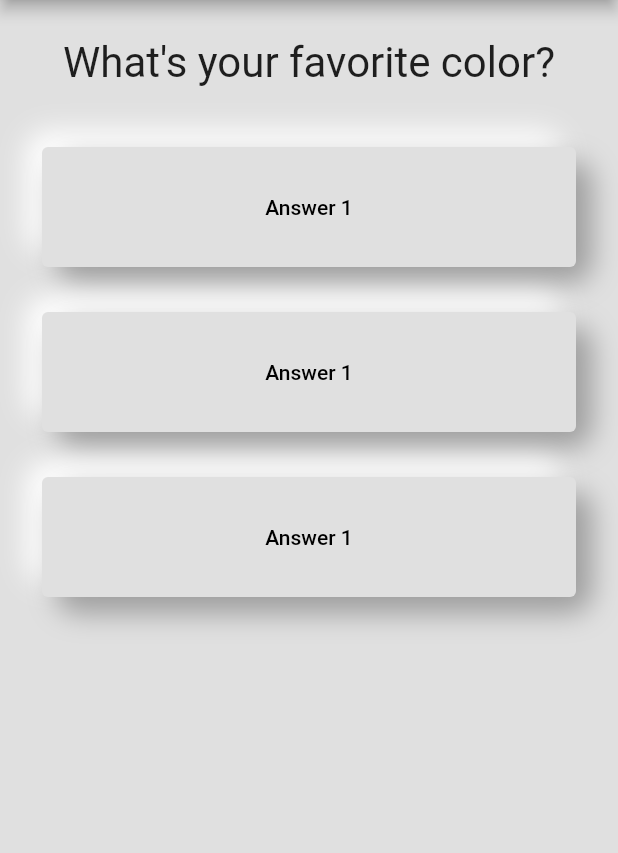
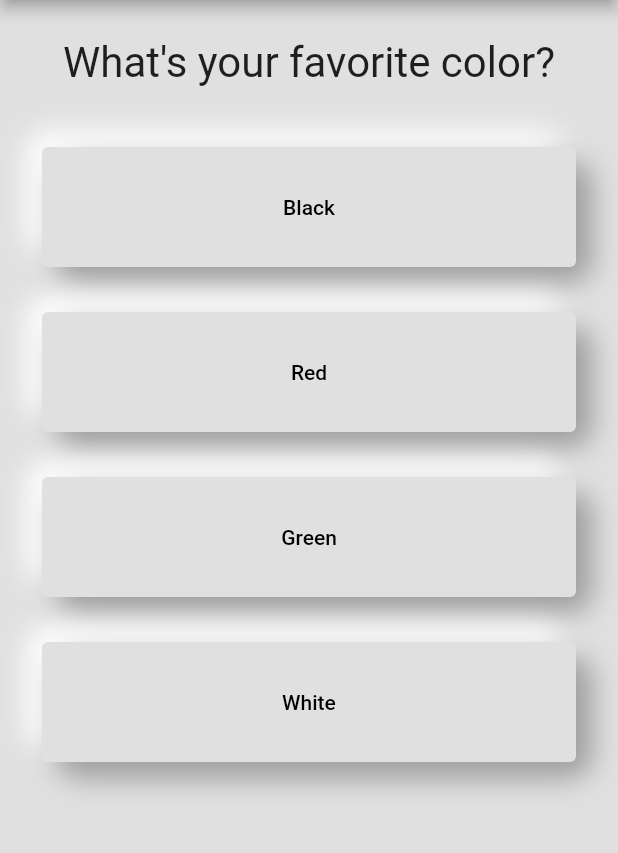
Before and after one commit to shahiutsav/quiz_app, a Flutter app: the screen it shows after launch, on a phone screen of 412 x 824 dp, the part 84-937 px from its top. Run offline on Flutter 3.47's test engine with Material 2 defaults, Android fonts, the phone set to English and light mode, and no system bars.

Commit message:
Convert the list of questions to a map
The previous variable questions has now been converted to a map with key value pairs of questions and answers. The questionText key takes the value of a string where questions to be asked is passed on. The answerText key takes a list of answers available for the given question. Finally, the Answer() widget is able to render texts dynamically according the data that is being provided.

Note to self: Look at how the Answer() widget is mapped.

```diff
--- a/lib/answer.dart
+++ b/lib/answer.dart
@@ -2,10 +2,11 @@ import 'package:flutter/material.dart';
 
 class Answer extends StatelessWidget {
   const Answer(
-    this.selectHandler, {
+    this.selectHandler,
+    this.answerText, {
     super.key,
   });
-
+  final String answerText;
   final VoidCallback selectHandler;
 
   @override
@@ -40,8 +41,8 @@ class Answer extends StatelessWidget {
           foregroundColor: MaterialStateProperty.all(Colors.black),
           elevation: MaterialStateProperty.all(0),
         ),
-        child: const Text('Answer 1'),
         onPressed: selectHandler,
+        child: Text(answerText),
       ),
     );
   }
--- a/lib/main.dart
+++ b/lib/main.dart
@@ -25,8 +25,18 @@ class _MyAppState extends State<MyApp> {
   @override
   Widget build(BuildContext context) {
     var questions = [
-      'What\'s your favorite color?',
-      'What\'s your favorite animal?',
+      {
+        'questionText': 'What\'s your favorite color?',
+        'answers': ['Black', 'Red', 'Green', 'White'],
+      },
+      {
+        'questionText': 'What\'s your favorite animal?',
+        'answers': ['Rabbit', 'Snake', 'Elephant', 'Lion'],
+      },
+      {
+        'questionText': 'Who\'s your favorite author?',
+        'answers': ['Jane Austen', 'William Blake', 'Geoffrey Chaucer', 'John Donne'],
+      },
     ];
     return MaterialApp(
       debugShowCheckedModeBanner: false,
@@ -38,11 +48,11 @@ class _MyAppState extends State<MyApp> {
         body: Column(
           children: [
             Question(
-              questions[_questionIndex],
+              questions[_questionIndex]['questionText'] as String,
             ),
-            Answer(_answerQuestion),
-            Answer(_answerQuestion),
-            Answer(_answerQuestion),
+            ...(questions[_questionIndex]['answers'] as List<String>).map((answer) {
+              return Answer(_answerQuestion, answer);
+            }).toList()
           ],
         ),
       ),
```
